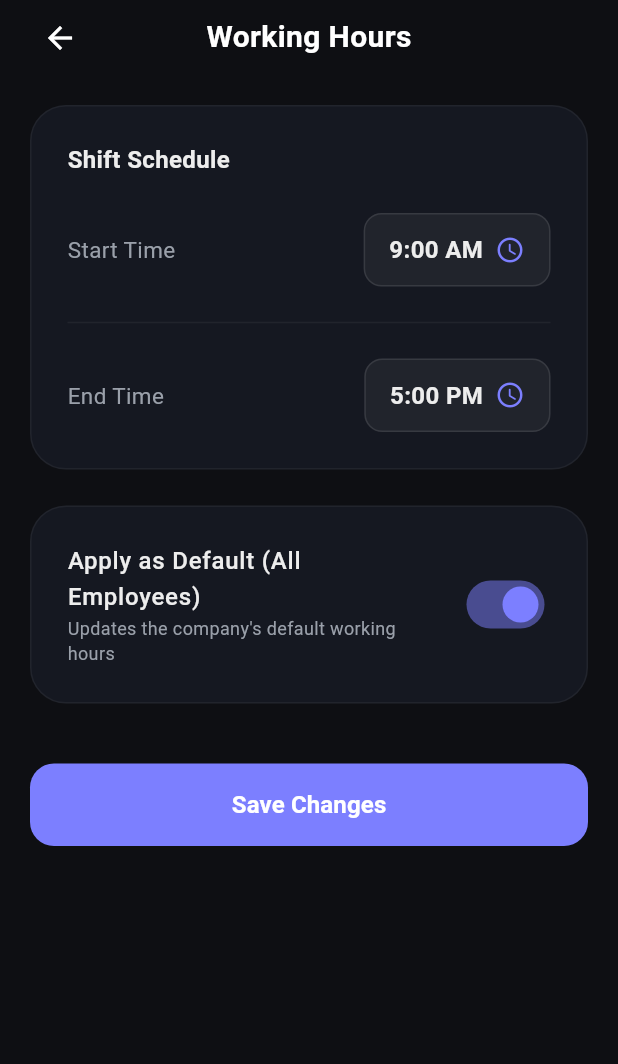
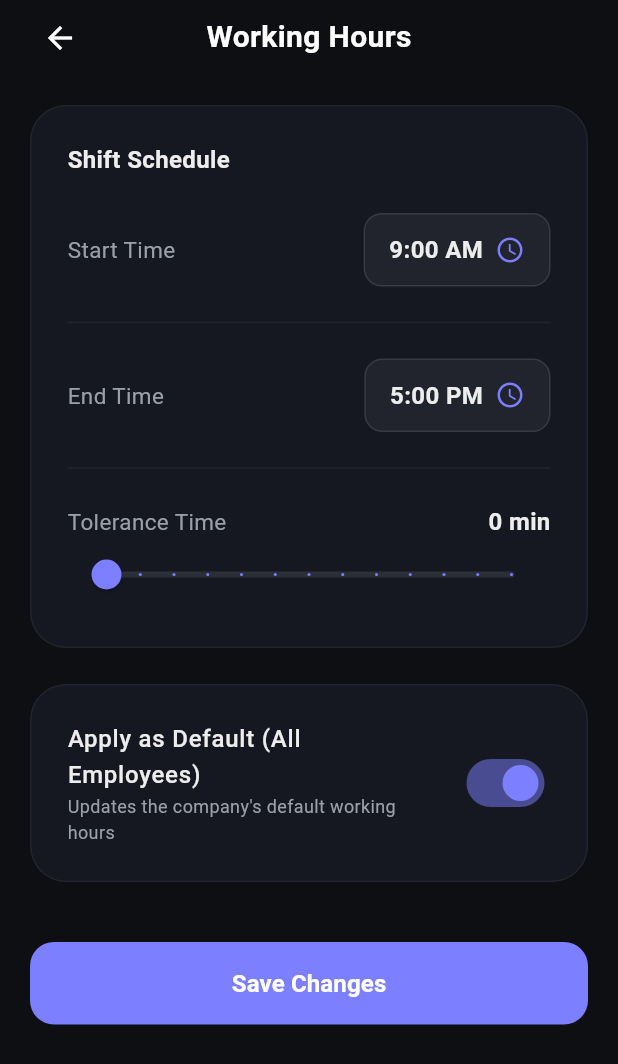
Before and after one commit to raffli0/shift-app, a Flutter app: the AdminWorkingHoursPage screen opened directly, on a phone screen of 412 x 824 dp. Shown: the top 1064 px of the screen. Run offline on Flutter 3.47's test engine with Material 3 defaults, Android fonts, the phone set to English and light mode, and no system bars; our stand-ins replace camera, cloud_firestore, equatable, firebase_auth, firebase_core, firebase_storage and 8 more; missing offline and left inert: forui, google_mlkit_face_detection; accounts and stored records are empty.

Commit message:
ganti icon dan implementasi absensi dengan waktu yang telah di tentukan

```diff
--- a/lib/core/routing/app_router.dart
+++ b/lib/core/routing/app_router.dart
@@ -5,16 +5,17 @@ import '../../features/auth/ui/register_page.dart';
 
 import '../../features/home/ui/profile_page.dart';
 import '../../features/home/ui/settings_page.dart';
+
 import '../../features/root/ui/main_root_page.dart';
 
 import '../../features/attendance/ui/check_in_page.dart';
+import '../../features/attendance/ui/attendance_history_page.dart';
 
-import '../../features/attendance/ui/attendance_history_page.dart';
 import '../../features/notifications/ui/notifications_page.dart';
+
 import '../../features/admin/ui/admin_root_page.dart';
 import '../../features/admin/ui/admin_settings_page.dart';
 import '../../features/admin/ui/admin_office_location_page.dart';
-// import '../../features/report/ui/report_page.dart';
 
 class AppRouter {
   static const String splash = '/';
@@ -45,7 +46,6 @@ class AppRouter {
     adminOfficeLocation: (context) => const AdminOfficeLocationPage(),
     checkIn: (context) => const CheckInActionPage(),
     history: (context) => const AttendanceHistoryPage(),
-    // userReports: (context) => const ReportPage(),
   };
 
   static Route<dynamic>? onGenerateRoute(RouteSettings settings) {
--- a/lib/core/services/config_service.dart
+++ b/lib/core/services/config_service.dart
@@ -60,11 +60,12 @@ class ConfigService {
   }
 
   // Shift Configuration
-  Future<Map<String, String>> getShiftConfig(String companyId) async {
+  Future<Map<String, dynamic>> getShiftConfig(String companyId) async {
     final data = await getOfficeConfig(companyId);
     return {
       'start_time': data['start_time'] as String? ?? '09:00',
       'end_time': data['end_time'] as String? ?? '17:00',
+      'tolerance_time': data['tolerance_time'] as int? ?? 0,
     };
   }
 
@@ -72,10 +73,12 @@ class ConfigService {
     String companyId,
     String startTime,
     String endTime,
+    int toleranceTime,
   ) async {
     await _firestore.collection(_collection).doc(companyId).update({
       'start_time': startTime,
       'end_time': endTime,
+      'tolerance_time': toleranceTime,
     });
   }
 }
--- a/lib/features/admin/bloc/admin_bloc.dart
+++ b/lib/features/admin/bloc/admin_bloc.dart
@@ -4,7 +4,6 @@ import 'package:flutter_bloc/flutter_bloc.dart';
 import 'package:intl/intl.dart';
 import 'package:latlong2/latlong.dart';
 import 'package:shared_preferences/shared_preferences.dart';
-
 import '../models/admin_models.dart';
 import 'admin_event.dart';
 import 'admin_state.dart';
--- a/lib/features/admin/ui/admin_working_hours_page.dart
+++ b/lib/features/admin/ui/admin_working_hours_page.dart
@@ -25,6 +25,7 @@ class _AdminWorkingHoursPageState extends State<AdminWorkingHoursPage> {
   String? _companyId;
   TimeOfDay _startTime = const TimeOfDay(hour: 9, minute: 0);
   TimeOfDay _endTime = const TimeOfDay(hour: 17, minute: 0);
+  int _toleranceMinutes = 0; // Tolerance in minutes
   bool _applyToAll = true;
   final Set<String> _selectedUserIds = {};
 
@@ -48,6 +49,7 @@ class _AdminWorkingHoursPageState extends State<AdminWorkingHoursPage> {
         setState(() {
           _startTime = _parseTime(config['start_time'] ?? '09:00');
           _endTime = _parseTime(config['end_time'] ?? '17:00');
+          _toleranceMinutes = config['tolerance_time'] as int? ?? 0;
         });
       } catch (e) {
         debugPrint("Error loading shift config: $e");
@@ -78,7 +80,12 @@ class _AdminWorkingHoursPageState extends State<AdminWorkingHoursPage> {
 
       if (_applyToAll) {
         // Update Global Config
-        await _configService.updateShiftConfig(_companyId!, startStr, endStr);
+        await _configService.updateShiftConfig(
+          _companyId!,
+          startStr,
+          endStr,
+          _toleranceMinutes,
+        );
       } else {
         // Update Specific Users
         if (_selectedUserIds.isEmpty) {
@@ -190,6 +197,54 @@ class _AdminWorkingHoursPageState extends State<AdminWorkingHoursPage> {
                                       setState(() => _endTime = t);
                                     }
                                   },
+                                ),
+                                const SizedBox(height: 16),
+                                Divider(color: Colors.white.withOpacity(0.05)),
+                                const SizedBox(height: 16),
+                                Column(
+                                  crossAxisAlignment: CrossAxisAlignment.start,
+                                  children: [
+                                    Row(
+                                      mainAxisAlignment:
+                                          MainAxisAlignment.spaceBetween,
+                                      children: [
+                                        const Text(
+                                          "Tolerance Time",
+                                          style: TextStyle(
+                                            color: AdminWorkingHoursPage
+                                                .kTextSecondary,
+                                            fontSize: 15,
+                                          ),
+                                        ),
+                                        Text(
+                                          "$_toleranceMinutes min",
+                                          style: const TextStyle(
+                                            color: AdminWorkingHoursPage
+                                                .kTextPrimary,
+                                            fontSize: 16,
+                                            fontWeight: FontWeight.w600,
+                                          ),
+                                        ),
+                                      ],
+                                    ),
+                                    Slider(
+                                      value: _toleranceMinutes.toDouble(),
+                                      min: 0,
+                                      max: 60,
+                                      divisions: 12, // 5 min intervals
+                                      activeColor:
+                                          AdminWorkingHoursPage.kAccentColor,
+                                      inactiveColor: Colors.white.withValues(
+                                        alpha: 0.1,
+                                      ),
+                                      label: "$_toleranceMinutes min",
+                                      onChanged: (val) {
+                                        setState(() {
+                                          _toleranceMinutes = val.toInt();
+                                        });
+                                      },
+                                    ),
+                                  ],
                                 ),
                               ],
                             ),
```
Also changed, not shown: lib/features/admin/ui/admin_office_location_page.dart (+25 -5 lines), lib/features/attendance/bloc/attendance_bloc.dart (+122 -4 lines), lib/features/attendance/bloc/attendance_state.dart (+10 -0 lines), lib/features/attendance/ui/attendance_page.dart (+5 -2 lines), pubspec.yaml (+9 -2 lines), lib/assets/logo/logo_shift.png (added), pubspec.lock, 28 other files.
